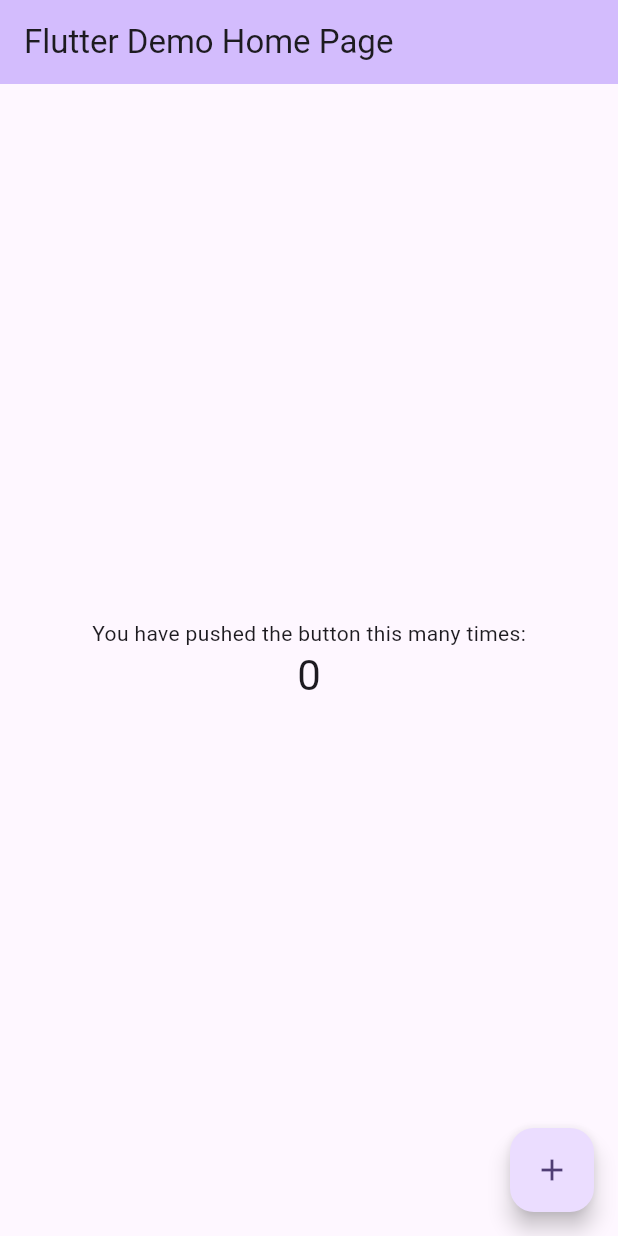
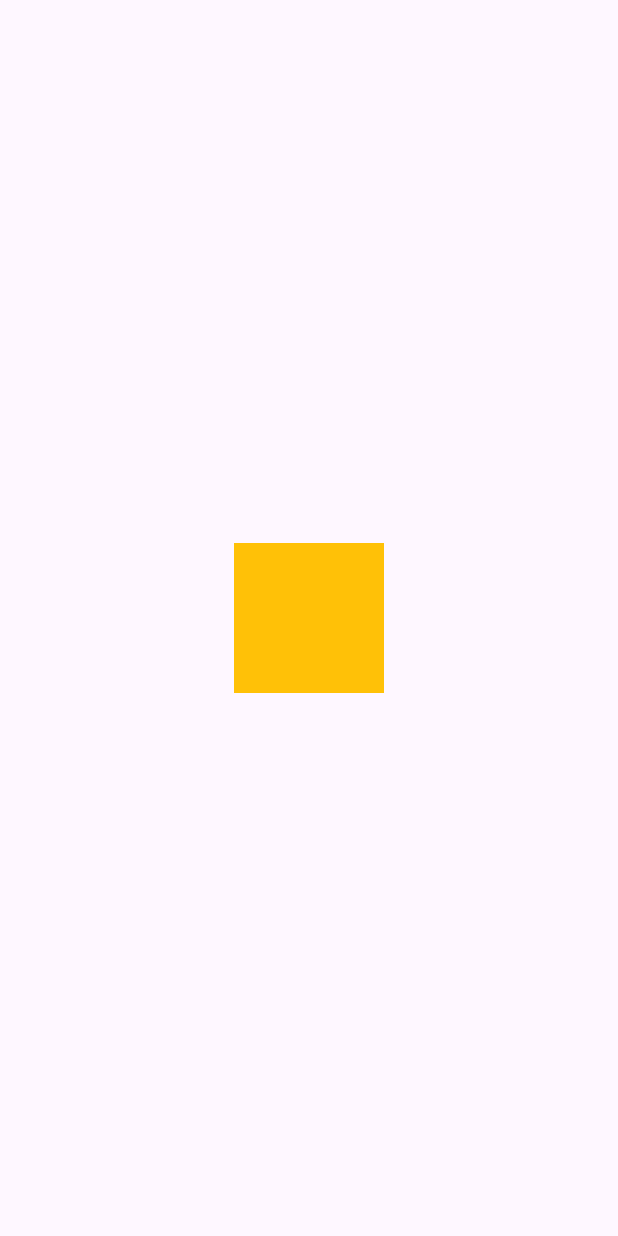
Before and after one commit to mehrdadMP/glossy-tunes, a Flutter app: the screen it shows after launch, on a phone screen of 412 x 824 dp. Run offline on Flutter 3.47's test engine with Material 3 defaults, Android fonts, the phone set to English and light mode, and no system bars.

Commit message:
Added Responsive.dart to project to decide which screen must build, Mobile or Tablet or Desktop.

```diff
--- a/lib/main.dart
+++ b/lib/main.dart
@@ -1,4 +1,8 @@
 import 'package:flutter/material.dart';
+import 'package:glossy_tunes/desktop_view/desktop_main_screen.dart';
+import 'package:glossy_tunes/mobile_view/mobile_main_screen.dart';
+import 'package:glossy_tunes/responsive.dart';
+import 'package:glossy_tunes/tablet_view/tablet_main_screen.dart';
 
 void main() {
   runApp(const MyApp());
@@ -7,119 +11,18 @@ void main() {
 class MyApp extends StatelessWidget {
   const MyApp({super.key});
 
-  // This widget is the root of your application.
   @override
   Widget build(BuildContext context) {
     return MaterialApp(
       title: 'Flutter Demo',
       theme: ThemeData(
-        // This is the theme of your application.
-        //
-        // TRY THIS: Try running your application with "flutter run". You'll see
-        // the application has a purple toolbar. Then, without quitting the app,
-        // try changing the seedColor in the colorScheme below to Colors.green
-        // and then invoke "hot reload" (save your changes or press the "hot
-        // reload" button in a Flutter-supported IDE, or press "r" if you used
-        // the command line to start the app).
-        //
-        // Notice that the counter didn't reset back to zero; the application
-        // state is not lost during the reload. To reset the state, use hot
-        // restart instead.
-        //
-        // This works for code too, not just values: Most code changes can be
-        // tested with just a hot reload.
         colorScheme: ColorScheme.fromSeed(seedColor: Colors.deepPurple),
         useMaterial3: true,
       ),
-      home: const MyHomePage(title: 'Flutter Demo Home Page'),
+      home: Responsive(
+          mobile: MobileMainScreen(),
+          tablet: TabletMainScreen(),
+          desktop: DesktopMainScreen()),
     );
   }
 }
-
-class MyHomePage extends StatefulWidget {
-  const MyHomePage({super.key, required this.title});
-
-  // This widget is the home page of your application. It is stateful, meaning
-  // that it has a State object (defined below) that contains fields that affect
-  // how it looks.
-
-  // This class is the configuration for the state. It holds the values (in this
-  // case the title) provided by the parent (in this case the App widget) and
-  // used by the build method of the State. Fields in a Widget subclass are
-  // always marked "final".
-
-  final String title;
-
-  @override
-  State<MyHomePage> createState() => _MyHomePageState();
-}
-
-class _MyHomePageState extends State<MyHomePage> {
-  int _counter = 0;
-
-  void _incrementCounter() {
-    setState(() {
-      // This call to setState tells the Flutter framework that something has
-      // changed in this State, which causes it to rerun the build method below
-      // so that the display can reflect the updated values. If we changed
-      // _counter without calling setState(), then the build method would not be
-      // called again, and so nothing would appear to happen.
-      _counter++;
-    });
-  }
-
-  @override
-  Widget build(BuildContext context) {
-    // This method is rerun every time setState is called, for instance as done
-    // by the _incrementCounter method above.
-    //
-    // The Flutter framework has been optimized to make rerunning build methods
-    // fast, so that you can just rebuild anything that needs updating rather
-    // than having to individually change instances of widgets.
-    return Scaffold(
-      appBar: AppBar(
-        // TRY THIS: Try changing the color here to a specific color (to
-        // Colors.amber, perhaps?) and trigger a hot reload to see the AppBar
-        // change color while the other colors stay the same.
-        backgroundColor: Theme.of(context).colorScheme.inversePrimary,
-        // Here we take the value from the MyHomePage object that was created by
-        // the App.build method, and use it to set our appbar title.
-        title: Text(widget.title),
-      ),
-      body: Center(
-        // Center is a layout widget. It takes a single child and positions it
-        // in the middle of the parent.
-        child: Column(
-          // Column is also a layout widget. It takes a list of children and
-          // arranges them vertically. By default, it sizes itself to fit its
-          // children horizontally, and tries to be as tall as its parent.
-          //
-          // Column has various properties to control how it sizes itself and
-          // how it positions its children. Here we use mainAxisAlignment to
-          // center the children vertically; the main axis here is the vertical
-          // axis because Columns are vertical (the cross axis would be
-          // horizontal).
-          //
-          // TRY THIS: Invoke "debug painting" (choose the "Toggle Debug Paint"
-          // action in the IDE, or press "p" in the console), to see the
-          // wireframe for each widget.
-          mainAxisAlignment: MainAxisAlignment.center,
-          children: <Widget>[
-            const Text(
-              'You have pushed the button this many times:',
-            ),
-            Text(
-              '$_counter',
-              style: Theme.of(context).textTheme.headlineMedium,
-            ),
-          ],
-        ),
-      ),
-      floatingActionButton: FloatingActionButton(
-        onPressed: _incrementCounter,
-        tooltip: 'Increment',
-        child: const Icon(Icons.add),
-      ), // This trailing comma makes auto-formatting nicer for build methods.
-    );
-  }
-}
--- /dev/null
+++ b/lib/mobile_view/mobile_main_screen.dart
@@ -0,0 +1,25 @@
+import 'package:flutter/material.dart';
+
+class MobileMainScreen extends StatelessWidget {
+  const MobileMainScreen({super.key});
+
+  @override
+  Widget build(BuildContext context) {
+    return SafeArea(
+        child: Scaffold(
+      body: Row(mainAxisAlignment: MainAxisAlignment.center, children: [
+        Column(
+          mainAxisAlignment: MainAxisAlignment.center,
+          mainAxisSize: MainAxisSize.max,
+          children: [
+            Container(
+              height: 100,
+              width: 100,
+              decoration: BoxDecoration(color: Colors.amber),
+            )
+          ],
+        )
+      ]),
+    ));
+  }
+}
--- /dev/null
+++ b/lib/responsive.dart
@@ -0,0 +1,47 @@
+import 'package:flutter/material.dart';
+
+class Responsive extends StatelessWidget {
+  final Widget mobile;
+  final Widget tablet;
+  final Widget desktop;
+
+  ///This widget gets its parent's [BoxConstraints], then
+  ///compare it with 3 size.
+  ///
+  ///If it was less than 650, it will return [mobile] screen.
+  ///<br />If it was between 650 and 1100, it will return [tablet] screen.
+  ///<br />If it was greater than 1100, it will return [desktop] screen.
+  const Responsive(
+      {super.key,
+      required this.mobile,
+      required this.tablet,
+      required this.desktop});
+
+  /// mobile < 650
+  static bool isMobile(BoxConstraints constraints) =>
+      constraints.maxWidth < 650;
+
+  /// 650 =< tablet < 1100
+  static bool isTablet(BoxConstraints constraints) =>
+      constraints.maxWidth >= 650 && constraints.maxWidth < 1100;
+
+  /// 1100 =< desktop
+  static bool isDesktop(BoxConstraints constraints) =>
+      constraints.maxWidth >= 1100;
+
+  @override
+  Widget build(BuildContext context) {
+    return LayoutBuilder(builder: (context, constraints) {
+      if (isMobile(constraints)) {
+        return mobile;
+      } else if (isTablet(constraints)) {
+        return tablet;
+      } else if (isDesktop(constraints)) {
+        return desktop;
+      } else {
+        throw Exception(
+            "The parent size is not between any of mobile or tablet or desktop!");
+      }
+    });
+  }
+}
```
Also changed, not shown: lib/desktop_view/desktop_main_screen.dart (added, +25 -0 lines), lib/tablet_view/tablet_main_screen.dart (added, +25 -0 lines).
